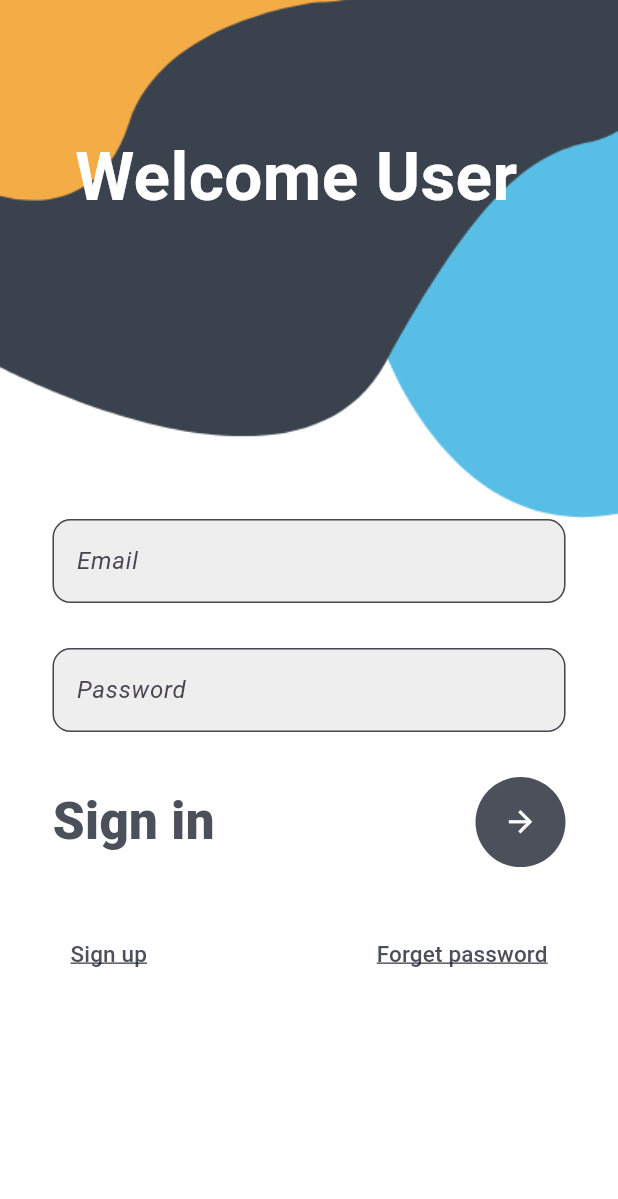
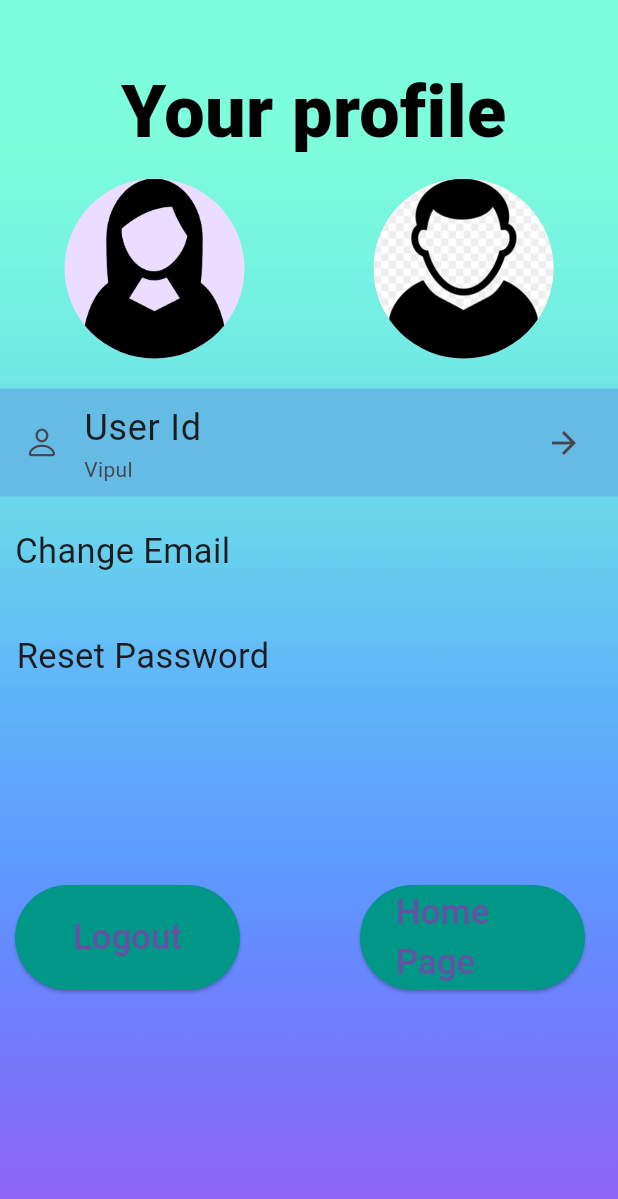
Before and after one commit to VIPUL2433/flutter-app, a Flutter app: the screen it shows after launch, on a phone screen of 412 x 824 dp. Shown: the top 1199 px of the screen. Run offline on Flutter 3.47's test engine with Material 3 defaults, Android fonts, the phone set to English and light mode, and no system bars; our stand-ins replace firebase_core; accounts and stored records are empty.

```diff
--- a/lib/main.dart
+++ b/lib/main.dart
@@ -1,7 +1,11 @@
 import 'package:flutter/material.dart';
 import 'package:recipe_app/login.dart';
+import 'package:recipe_app/profile.dart';
+import 'package:firebase_core/firebase_core.dart';
 
-void main() {
+void main() async {
+  WidgetsFlutterBinding.ensureInitialized();
+  await Firebase.initializeApp();
   runApp(const MyApp());
 }
 
@@ -16,7 +20,7 @@ class MyApp extends StatelessWidget {
       theme: ThemeData(
         primarySwatch: Colors.blue,
       ),
-      home: const LoginPage(),
+      home: const ProfilePage(),
     );
   }
 }
--- /dev/null
+++ b/lib/profile.dart
@@ -0,0 +1,144 @@
+import 'package:flutter/cupertino.dart';
+import 'package:flutter/material.dart';
+import 'package:recipe_app/login.dart';
+
+class ProfilePage extends StatefulWidget {
+  const ProfilePage({Key? key}) : super(key: key);
+
+  @override
+  State<ProfilePage> createState() => _ProfilePageState();
+}
+
+class _ProfilePageState extends State<ProfilePage> {
+  @override
+  Widget build(BuildContext context) {
+    return Container(
+      decoration: BoxDecoration(
+          image: DecorationImage(
+              image: AssetImage('assets/profile.png'), fit: BoxFit.cover)),
+      child: Scaffold(
+        backgroundColor: Colors.transparent,
+        body: Column(
+          children: [
+            Padding(
+              padding: EdgeInsets.only(top: 40, left: 40, right: 34),
+              child: Text(
+                'Your profile',
+                style: TextStyle(
+                    fontSize: 48,
+                    fontWeight: FontWeight.w900,
+                    color: Colors.black),
+              ),
+            ),
+            SizedBox(
+              height: 10,
+            ),
+            Row(
+              mainAxisAlignment: MainAxisAlignment.spaceAround,
+              children: [
+                CircleAvatar(
+                  radius: 60,
+                  backgroundImage: AssetImage('assets/girlprofile.png'),
+                ),
+                CircleAvatar(
+                  radius: 60,
+                  backgroundImage: AssetImage('assets/boyprofile.png'),
+                )
+              ],
+            ),
+            SizedBox(
+              height: 20,
+            ),
+            ListTile(
+              title: Text(
+                'User Id',
+                style: TextStyle(fontSize: 24),
+              ),
+              subtitle: Text('Vipul'),
+              leading: Icon(CupertinoIcons.person),
+              trailing: Icon(Icons.arrow_forward),
+              tileColor: const Color.fromARGB(255, 100, 188, 228),
+            ),
+            SizedBox(
+              height: 20,
+            ),
+            Row(mainAxisAlignment: MainAxisAlignment.start, children: [
+              Container(
+                margin: EdgeInsets.only(left: 10),
+                color: Colors.transparent,
+                height: 70,
+                width: 400,
+                child: InkWell(
+                  onTap: () {
+                    print("hello");
+                  },
+                  child: Text(
+                    'Change Email',
+                    style: TextStyle(fontSize: 23),
+                  ),
+                ),
+              ),
+            ]),
+            Row(mainAxisAlignment: MainAxisAlignment.spaceAround, children: [
+              Container(
+                margin: EdgeInsets.only(left: 10),
+                color: Colors.transparent,
+                height: 70,
+                width: 400,
+                child: InkWell(
+                  onTap: () {
+                    print("hello");
+                  },
+                  child: Text(
+                    'Reset Password',
+                    style: TextStyle(fontSize: 23),
+                  ),
+                ),
+              ),
+            ]),
+            SizedBox(
+              height: 99,
+            ),
+            Row(mainAxisAlignment: MainAxisAlignment.start, children: [
+              Container(
+                margin: EdgeInsets.only(left: 10),
+                color: Colors.transparent,
+                height: 70,
+                width: 150,
+                child: ElevatedButton(
+                  style: ElevatedButton.styleFrom(backgroundColor: Colors.teal),
+                  onPressed: () {
+                    print("cow");
+                  },
+                  child: Text(
+                    'Logout',
+                    style: TextStyle(fontSize: 23),
+                  ),
+                ),
+              ),
+              Container(
+                height: 70,
+                width: 80,
+              ),
+              Container(
+                height: 70,
+                width: 150,
+                color: Colors.transparent,
+                child: ElevatedButton(
+                  style: ElevatedButton.styleFrom(backgroundColor: Colors.teal),
+                  onPressed: () {
+                    print("hello");
+                  },
+                  child: Text(
+                    'Home Page',
+                    style: TextStyle(fontSize: 23),
+                  ),
+                ),
+              )
+            ]),
+          ],
+        ),
+      ),
+    );
+  }
+}
--- a/pubspec.yaml
+++ b/pubspec.yaml
@@ -35,6 +35,7 @@ dependencies:
   # The following adds the Cupertino Icons font to your application.
   # Use with the CupertinoIcons class for iOS style icons.
   cupertino_icons: ^1.0.8
+  firebase_core: ^3.6.0
 
 dev_dependencies:
   flutter_test:
```
Also changed, not shown: assets/boyprofile.png (added), assets/girlprofile.png (added), assets/profile.png (added), pubspec.lock, 6 other files.
